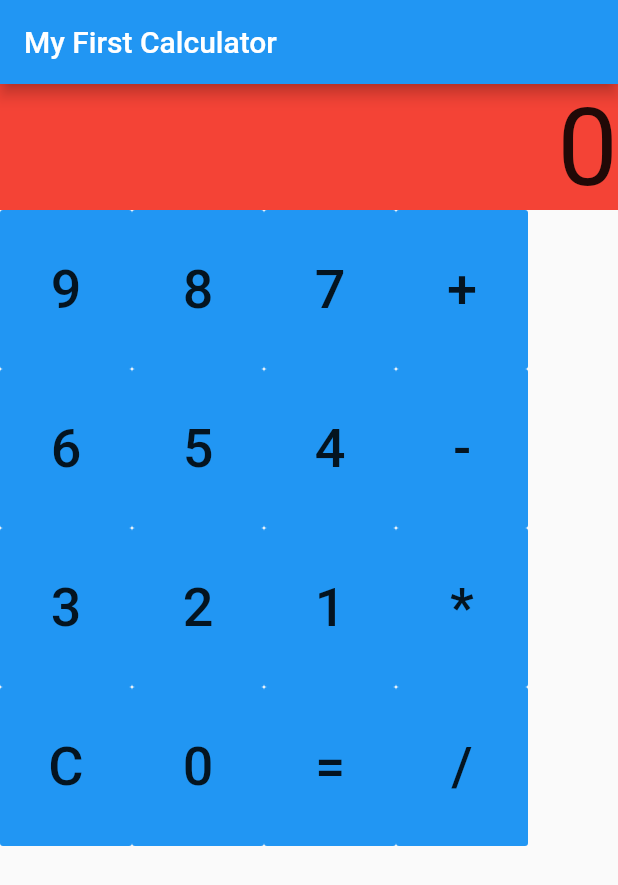
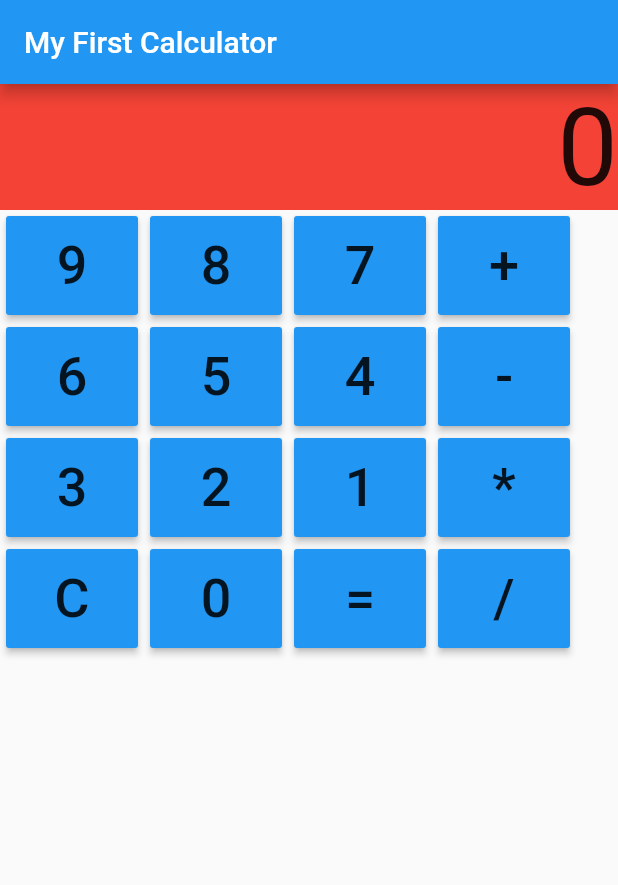
Before and after one commit to ricardohui/dart-flutter-helloworld, a Flutter app: the screen it shows after launch, on a phone screen of 412 x 824 dp. Shown: the top 885 px of the screen. Run offline on Flutter 3.47's test engine with Material 2 defaults, Android fonts, the phone set to English and light mode, and no system bars.

Commit message:
add margin and padding to the btn

```diff
--- a/lib/main.dart
+++ b/lib/main.dart
@@ -27,6 +27,7 @@ class _MyAppState extends State<MyApp> {
         ),
         body: Container(
             child: Column(
+          mainAxisSize: MainAxisSize.max,
           children: <Widget>[
             new DisplayBar(displayText: displayText),
             Container(
@@ -151,15 +152,17 @@ class Keypad extends StatelessWidget {
   @override
   Widget build(BuildContext context) {
     var sizeData = MediaQuery.of(context).size;
-    return FlatButton(
+    return Container(
+      margin: EdgeInsets.all(4),
+      child: RaisedButton(
         onPressed: () {
           handler(displayText);
         },
-      padding: EdgeInsets.all(32),
+        padding: EdgeInsets.all(12),
         color: Colors.blue,
         child: Container(
-        // width: (sizeData.width - 64) / 4,
-        // height: (sizeData.height - 228) / 4,
+          // width: (sizeData.width - 120) / 4,
+          // height: (sizeData.height - 331) / 4,
           // margin: EdgeInsets.all(8),
 
           child: Center(
@@ -169,6 +172,7 @@ class Keypad extends StatelessWidget {
             ),
           ),
         ),
+      ),
     );
   }
 }
```
Lines whose indentation alone changed are shown as unchanged.
